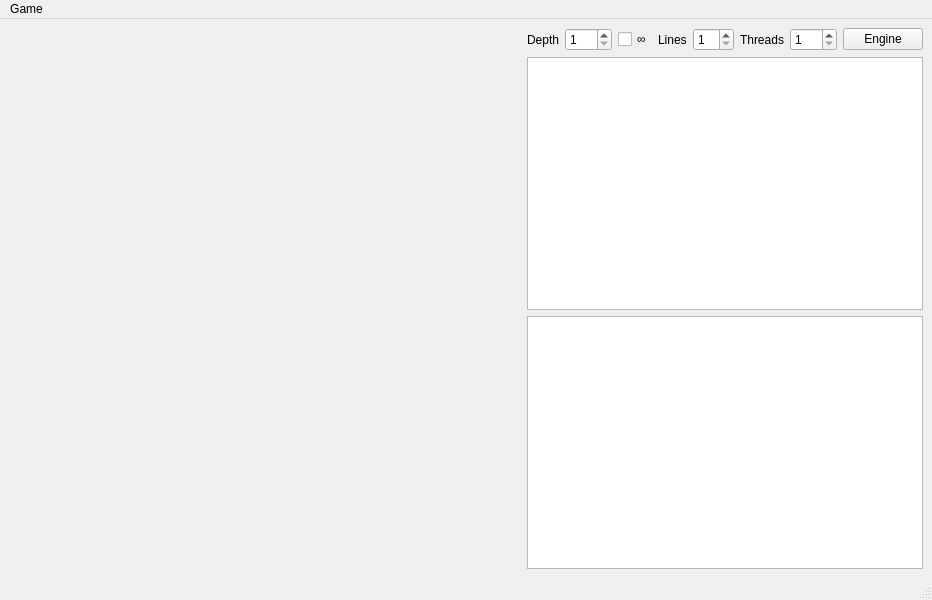
Old version of the form forms/mainwindow.ui in the repository jLantxa/Chess.
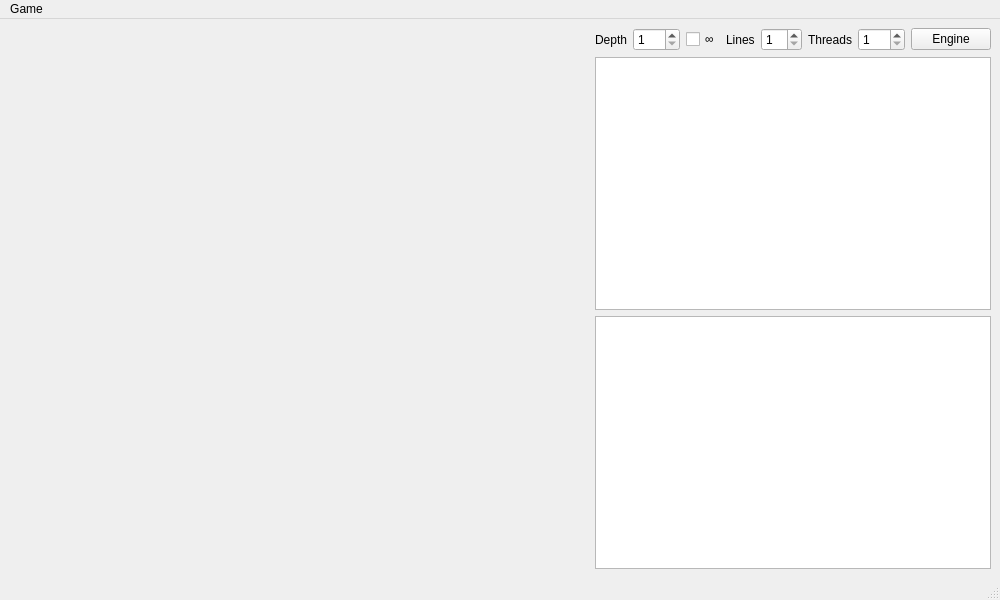
New version of the form. Custom widgets are drawn as their Qt base class.

Commit message: Clear line info when engine off

```diff
--- a/forms/mainwindow.ui
+++ b/forms/mainwindow.ui
@@ -6,7 +6,7 @@
    <rect>
     <x>0</x>
     <y>0</y>
-    <width>932</width>
+    <width>1000</width>
     <height>600</height>
    </rect>
   </property>
@@ -245,7 +245,7 @@
     <rect>
      <x>0</x>
      <y>0</y>
-     <width>932</width>
+     <width>1000</width>
      <height>22</height>
     </rect>
    </property>
```
The commit also changes 1 other file.
